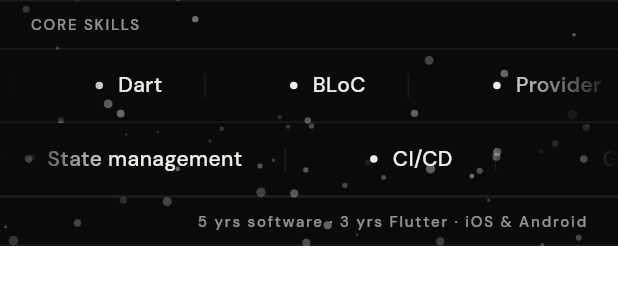
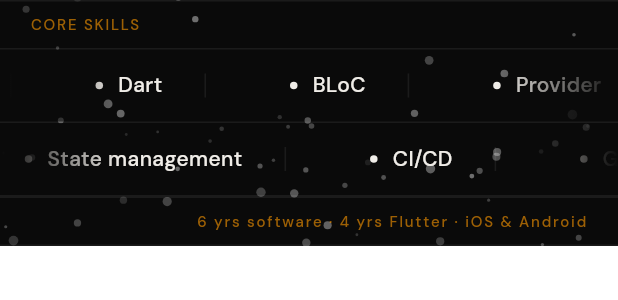
Before and after one commit to uche-hub/codepriest-portfolio, a Flutter app: the SkillsTickerWidget widget shown alone on an empty page, opened directly, on a phone screen of 412 x 824 dp. Shown: the top 300 px of the screen. Run offline on Flutter 3.47's test engine with Material 3 defaults, Android fonts, the phone set to English and light mode, and no system bars; our stand-ins replace animated_text_kit, cloud_firestore, firebase_core, flutter_animate, font_awesome_flutter, go_router and 4 more; missing offline and left inert: dart:html, particles_flutter; accounts and stored records are empty.

Commit message:
Added button loading preview

```diff
--- a/lib/core/constants/app_constants.dart
+++ b/lib/core/constants/app_constants.dart
@@ -49,7 +49,7 @@ class AppConstants {
     },
     {
       'title': 'Experience',
-      'description': '5 years building software, 3 focused on mobile',
+      'description': '6 years building software, 4 focused on mobile',
       'route': '/experience',
     },
     {
--- a/lib/features/pages/home_page.dart
+++ b/lib/features/pages/home_page.dart
@@ -91,16 +91,16 @@ class _HomeScreenState extends State<HomeScreen> {
                 controller: scrollProvider.scrollController,
                 physics: physics,
                 slivers: [
-                  const SliverToBoxAdapter(child: SizedBox(height: 100)),
+                  const SliverToBoxAdapter(child: SizedBox(height: 20)),
                   SliverToBoxAdapter(
                     key: scrollProvider.heroKey,
                     child: const HeroSectionWidget(),
                   ),
                   const SliverToBoxAdapter(child: SocialBarWidget()),
-                  const SliverToBoxAdapter(
-                    // key: scrollProvider.projectsKey,
-                    child: const ValuePropositionWidget(),
-                  ),
+                  // const SliverToBoxAdapter(
+                  //   // key: scrollProvider.projectsKey,
+                  //   child: const ValuePropositionWidget(),
+                  // ),
                   SliverToBoxAdapter(
                     key: scrollProvider.skillKey,
                     child: const ServicesSectionWidget(),
--- a/lib/features/widgets/experience/experience_section.dart
+++ b/lib/features/widgets/experience/experience_section.dart
@@ -634,7 +634,7 @@ class _ExperienceRowState extends State<_ExperienceRow>
         Container(width: 1, height: 36, color: divC),
         const SizedBox(width: 28),
         Text(
-          'JOB DURATION -  ${widget.exp.duration}',
+          widget.exp.duration,
           style: GoogleFonts.dmSans(
             fontSize: 12,
             fontWeight: FontWeight.w700,
--- a/lib/features/widgets/hero/hero_skills_bar.dart
+++ b/lib/features/widgets/hero/hero_skills_bar.dart
@@ -46,6 +46,7 @@ const _row2 = [
 const _bg         = Color(0xFF0A0A0A);
 const _textMuted  = Color(0xFF6B6B6B);
 const _textBright = Color(0xFFF0EDE8);
+const _titles = Color(0xFFFF9900);
 const _accent     = Color(0xFF4F7DF5);
 const _rule       = Color(0x12FFFFFF);
 
@@ -173,7 +174,7 @@ class _SkillsTickerWidgetState extends State<SkillsTickerWidget>
                     fontSize: 10,
                     fontWeight: FontWeight.w500,
                     letterSpacing: 0.12 * 10,
-                    color: _textBright.withOpacity(0.6),
+                    color: _titles.withOpacity(0.6),
                   ),
                 ),
               ),
@@ -204,13 +205,13 @@ class _SkillsTickerWidgetState extends State<SkillsTickerWidget>
                   border: Border(top: BorderSide(color: _rule)),
                 ),
                 child: Text(
-                  '5 yrs software · 3 yrs Flutter · iOS & Android',
+                  '6 yrs software · 4 yrs Flutter · iOS & Android',
                   textAlign: TextAlign.right,
                   style: GoogleFonts.dmSans(
                     fontSize: 10,
                     fontWeight: FontWeight.w500,
                     letterSpacing: 0.12 * 10,
-                    color: _textBright.withOpacity(0.6),
+                    color: _titles.withOpacity(0.6),
                   ),
                 ),
               ),
--- a/lib/features/widgets/projects/projects_section.dart
+++ b/lib/features/widgets/projects/projects_section.dart
@@ -2,6 +2,7 @@
 
 import 'dart:math';
 import 'dart:ui';
+import 'package:codepriest_portfolio/features/widgets/projects/widget/button_loading_fx_preview.dart';
 import 'package:flutter/material.dart';
 import 'package:google_fonts/google_fonts.dart';
 import 'package:url_launcher/url_launcher.dart';
@@ -555,7 +556,9 @@ class _CaseImageState extends State<_CaseImage> {
               scale: _hov ? 1.03 : 1.0,
               duration: const Duration(milliseconds: 350),
               curve: Curves.easeOut,
-              child: Image.asset(
+              child: widget.study.title == 'Button Loading FX'
+                  ? const ButtonLoadingFXPreview()
+                  :Image.asset(
                 widget.study.imagePath,
                 fit: BoxFit.contain, // ← was BoxFit.cover
                 width: double.infinity,
--- /dev/null
+++ b/lib/features/widgets/projects/widget/button_loading_fx_preview.dart
@@ -0,0 +1,266 @@
+// Drop this widget in place of Image.asset(study.imagePath, ...)
+// inside _CaseImage when study.title == 'Button Loading FX'
+
+import 'package:flutter/material.dart';
+import 'package:google_fonts/google_fonts.dart';
+
+// ── Use in _CaseImage ──────────────────────────────────────────────────────
+// Replace the Image.asset + errorBuilder block with:
+//   child: study.title == 'Button Loading FX'
+//       ? const ButtonLoadingFXPreview()
+//       : Image.asset(study.imagePath, ...)
+
+class ButtonLoadingFXPreview extends StatefulWidget {
+  const ButtonLoadingFXPreview({super.key});
+
+  @override
+  State<ButtonLoadingFXPreview> createState() => _ButtonLoadingFXPreviewState();
+}
+
+class _ButtonLoadingFXPreviewState extends State<ButtonLoadingFXPreview>
+    with TickerProviderStateMixin {
+  bool _btn1Loading = false;
+  bool _btn2Loading = false;
+
+  late final AnimationController _spinCtrl;
+  late final AnimationController _dot1Ctrl;
+  late final AnimationController _dot2Ctrl;
+  late final AnimationController _dot3Ctrl;
+
+  @override
+  void initState() {
+    super.initState();
+
+    _spinCtrl = AnimationController(
+      vsync: this,
+      duration: const Duration(milliseconds: 700),
+    );
+
+    _dot1Ctrl = AnimationController(
+      vsync: this,
+      duration: const Duration(milliseconds: 600),
+    );
+    _dot2Ctrl = AnimationController(
+      vsync: this,
+      duration: const Duration(milliseconds: 600),
+    );
+    _dot3Ctrl = AnimationController(
+      vsync: this,
+      duration: const Duration(milliseconds: 600),
+    );
+
+    _startLoop();
+  }
+
+  void _startLoop() async {
+    while (mounted) {
+      // — Button 1: spinner cycle —
+      await Future.delayed(const Duration(milliseconds: 400));
+      if (!mounted) return;
+      setState(() => _btn1Loading = true);
+      _spinCtrl.repeat();
+
+      await Future.delayed(const Duration(milliseconds: 1600));
+      if (!mounted) return;
+      setState(() => _btn1Loading = false);
+      _spinCtrl.stop();
+      _spinCtrl.reset();
+
+      await Future.delayed(const Duration(milliseconds: 600));
+
+      // — Button 2: dot-bounce cycle —
+      await Future.delayed(const Duration(milliseconds: 300));
+      if (!mounted) return;
+      setState(() => _btn2Loading = true);
+      _dot1Ctrl.repeat(reverse: true);
+      await Future.delayed(const Duration(milliseconds: 100));
+      _dot2Ctrl.repeat(reverse: true);
+      await Future.delayed(const Duration(milliseconds: 100));
+      _dot3Ctrl.repeat(reverse: true);
+
+      await Future.delayed(const Duration(milliseconds: 1600));
+      if (!mounted) return;
+      setState(() => _btn2Loading = false);
+      _dot1Ctrl.stop(); _dot1Ctrl.reset();
+      _dot2Ctrl.stop(); _dot2Ctrl.reset();
+      _dot3Ctrl.stop(); _dot3Ctrl.reset();
+
+      await Future.delayed(const Duration(milliseconds: 800));
+    }
+  }
+
+  @override
+  void dispose() {
+    _spinCtrl.dispose();
+    _dot1Ctrl.dispose();
+    _dot2Ctrl.dispose();
+    _dot3Ctrl.dispose();
+    super.dispose();
+  }
+
+  @override
+  Widget build(BuildContext context) {
+    return Container(
+      color: const Color(0xFF1A1A1A),
+      height: 340,
+      child: Center(
+        child: Column(
+          mainAxisSize: MainAxisSize.min,
+          children: [
+            Text(
+              'LIVE PREVIEW',
+              style: GoogleFonts.dmSans(
+                fontSize: 11,
+                fontWeight: FontWeight.w600,
+                letterSpacing: 1.4,
+                color: Colors.white.withOpacity(0.28),
+              ),
+            ),
+            const SizedBox(height: 24),
+            _SpinnerButton(loading: _btn1Loading, spinCtrl: _spinCtrl),
+            const SizedBox(height: 16),
+            _DotBounceButton(
+              loading: _btn2Loading,
+              dot1: _dot1Ctrl,
+              dot2: _dot2Ctrl,
+              dot3: _dot3Ctrl,
+            ),
+          ],
+        ),
+      ),
+    );
+  }
+}
+
+// ── Spinner Button ─────────────────────────────────────────────────────────
+
+class _SpinnerButton extends StatelessWidget {
+  final bool loading;
+  final AnimationController spinCtrl;
+
+  const _SpinnerButton({required this.loading, required this.spinCtrl});
+
+  @override
+  Widget build(BuildContext context) {
+    return AnimatedContainer(
+      duration: const Duration(milliseconds: 200),
+      width: 160,
+      height: 46,
+      decoration: BoxDecoration(
+        color: const Color(0xFF1A4FD6),
+        borderRadius: BorderRadius.circular(8),
+      ),
+      child: Stack(
+        alignment: Alignment.center,
+        children: [
+          AnimatedOpacity(
+            opacity: loading ? 0.0 : 1.0,
+            duration: const Duration(milliseconds: 200),
+            child: Text(
+              'Submit',
+              style: GoogleFonts.dmSans(
+                fontSize: 14,
+                fontWeight: FontWeight.w500,
+                color: Colors.white,
+              ),
+            ),
+          ),
+          AnimatedOpacity(
+            opacity: loading ? 1.0 : 0.0,
+            duration: const Duration(milliseconds: 200),
+            child: RotationTransition(
+              turns: spinCtrl,
+              child: SizedBox(
+                width: 18,
+                height: 18,
+                child: CircularProgressIndicator(
+                  strokeWidth: 2.0,
+                  valueColor: AlwaysStoppedAnimation<Color>(Colors.white),
+                  backgroundColor: Colors.white.withOpacity(0.3),
+                ),
+              ),
+            ),
+          ),
+        ],
+      ),
+    );
+  }
+}
+
+// ── Dot-Bounce Button ──────────────────────────────────────────────────────
+
+class _DotBounceButton extends StatelessWidget {
+  final bool loading;
+  final AnimationController dot1, dot2, dot3;
+
+  const _DotBounceButton({
+    required this.loading,
+    required this.dot1,
+    required this.dot2,
+    required this.dot3,
+  });
+
+  Widget _dot(AnimationController ctrl) {
+    final anim = Tween<double>(begin: 0, end: -5).animate(
+      CurvedAnimation(parent: ctrl, curve: Curves.easeInOut),
+    );
+    return AnimatedBuilder(
+      animation: anim,
+      builder: (_, __) => Transform.translate(
+        offset: Offset(0, anim.value),
+        child: Container(
+          width: 6,
+          height: 6,
+          decoration: const BoxDecoration(
+            color: Colors.white,
+            shape: BoxShape.circle,
+          ),
+        ),
+      ),
+    );
+  }
+
+  @override
+  Widget build(BuildContext context) {
+    return AnimatedContainer(
+      duration: const Duration(milliseconds: 200),
+      width: 160,
+      height: 46,
+      decoration: BoxDecoration(
+        color: const Color(0xFF0F6E56),
+        borderRadius: BorderRadius.circular(100),
+      ),
+      child: Stack(
+        alignment: Alignment.center,
+        children: [
+          AnimatedOpacity(
+            opacity: loading ? 0.0 : 1.0,
+            duration: const Duration(milliseconds: 200),
+            child: Text(
+              'Processing',
+              style: GoogleFonts.dmSans(
+                fontSize: 14,
+                fontWeight: FontWeight.w500,
+                color: Colors.white,
+              ),
+            ),
+          ),
+          AnimatedOpacity(
+            opacity: loading ? 1.0 : 0.0,
+            duration: const Duration(milliseconds: 200),
+            child: Row(
+              mainAxisSize: MainAxisSize.min,
+              children: [
+                _dot(dot1),
+                const SizedBox(width: 5),
+                _dot(dot2),
+                const SizedBox(width: 5),
+                _dot(dot3),
+              ],
+            ),
+          ),
+        ],
+      ),
+    );
+  }
+}
```
Also changed, not shown: lib/features/widgets/serviceSection/services_section_widget.dart (+100 -61 lines), assets/images/3.jpg.
